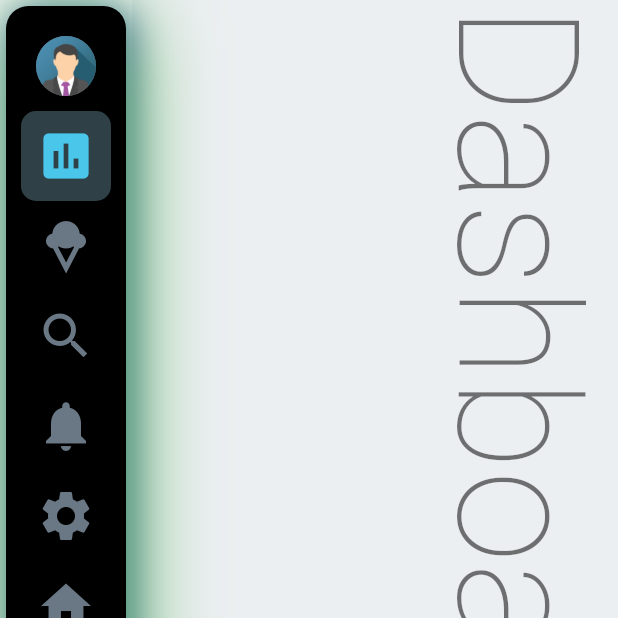
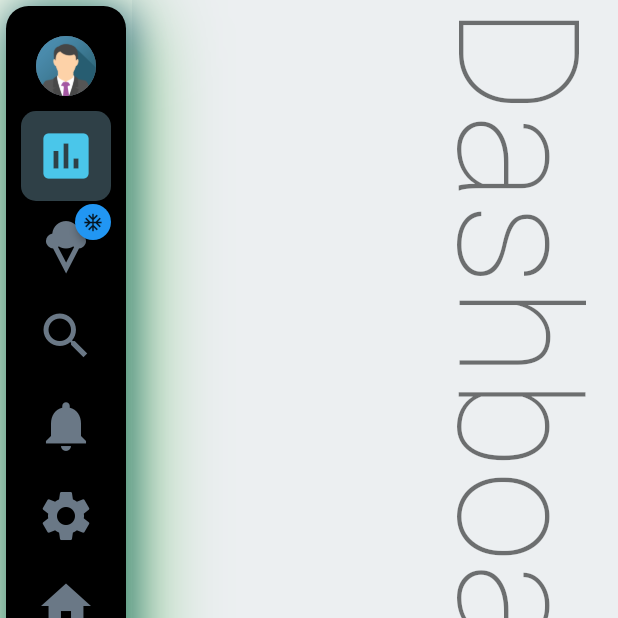
Before and after one commit to DrunkOnBytes/flutter_collapsible_sidebar, a Flutter app: the screen it shows after launch, on a phone screen of 412 x 824 dp, the top half of it. Run offline on Flutter 3.47's test engine with Material 2 defaults, Android fonts, the phone set to English and light mode, and no system bars; drawn by our look-alikes of badges.

Commit message:
include basic badges

```diff
--- a/example/lib/main.dart
+++ b/example/lib/main.dart
@@ -55,6 +55,9 @@ class _SidebarPageState extends State<SidebarPage> {
       CollapsibleItem(
         text: 'Ice-Cream',
         icon: Icons.icecream,
+        showBadge: true,
+        badgeColor: Colors.blue,
+        badgeContent: Icon(Icons.ac_unit_outlined, size: 14),
         onPressed: () => setState(() => _headline = 'Errors'),
       ),
       CollapsibleItem(
--- a/lib/collapsible_sidebar.dart
+++ b/lib/collapsible_sidebar.dart
@@ -2,6 +2,7 @@ library collapsible_sidebar;
 
 import 'dart:math' as math show pi;
 
+import 'package:badges/badges.dart';
 import 'package:collapsible_sidebar/collapsible_sidebar/collapsible_avatar.dart';
 import 'package:collapsible_sidebar/collapsible_sidebar/collapsible_container.dart';
 import 'package:collapsible_sidebar/collapsible_sidebar/collapsible_item.dart';
@@ -283,7 +284,9 @@ class _CollapsibleSidebarState extends State<CollapsibleSidebar>
 
     return _isCollapsed
         ? Stack(
-            alignment: Directionality.of(context) == TextDirection.ltr ? Alignment.topLeft : Alignment.topRight,
+            alignment: Directionality.of(context) == TextDirection.ltr
+                ? Alignment.topLeft
+                : Alignment.topRight,
             children: [
               Padding(
                 padding: EdgeInsets.only(left: widget.minWidth * 1.1),
@@ -293,7 +296,9 @@ class _CollapsibleSidebarState extends State<CollapsibleSidebar>
             ],
           )
         : Stack(
-            alignment: Directionality.of(context) == TextDirection.ltr ? Alignment.topLeft : Alignment.topRight,
+            alignment: Directionality.of(context) == TextDirection.ltr
+                ? Alignment.topLeft
+                : Alignment.topRight,
             children: [
               Padding(
                 padding: EdgeInsets.only(left: widget.minWidth * 1.1),
@@ -356,10 +361,15 @@ class _CollapsibleSidebarState extends State<CollapsibleSidebar>
         padding: widget.itemPadding,
         offsetX: _offsetX,
         scale: _fraction,
-        leading: Icon(
-          item.icon,
-          size: widget.iconSize,
-          color: iconColor,
+        leading: Badge(
+          badgeColor: item.badgeColor,
+          badgeContent: item.badgeContent,
+          showBadge: item.showBadge,
+          child: Icon(
+            item.icon,
+            size: widget.iconSize,
+            color: iconColor,
+          ),
         ),
         title: item.text,
         textStyle: _textStyle(textColor, widget.textStyle),
--- a/lib/collapsible_sidebar/collapsible_item.dart
+++ b/lib/collapsible_sidebar/collapsible_item.dart
@@ -1,16 +1,21 @@
 import 'package:flutter/material.dart';
-import 'package:flutter/widgets.dart';
 
 class CollapsibleItem {
   CollapsibleItem({
     required this.text,
     required this.icon,
     required this.onPressed,
+    this.showBadge = false,
+    this.badgeContent,
     this.isSelected = false,
+    this.badgeColor = Colors.red,
   });
 
   final String text;
   final IconData icon;
   final Function onPressed;
   bool isSelected;
+  bool showBadge;
+  Color badgeColor;
+  Widget? badgeContent;
 }
--- a/pubspec.yaml
+++ b/pubspec.yaml
@@ -9,6 +9,7 @@ environment:
   flutter: ">=1.17.0"
 
 dependencies:
+  badges: ^2.0.3
   flutter:
     sdk: flutter
 
```
Also changed, not shown: example/pubspec.lock, pubspec.lock.
